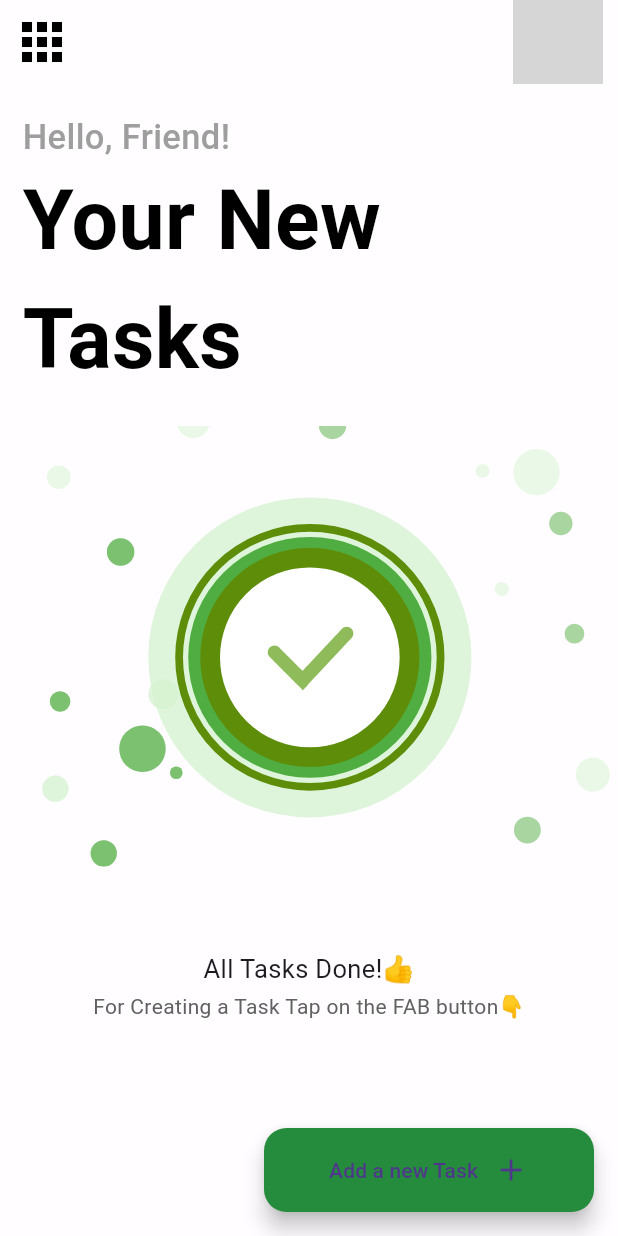
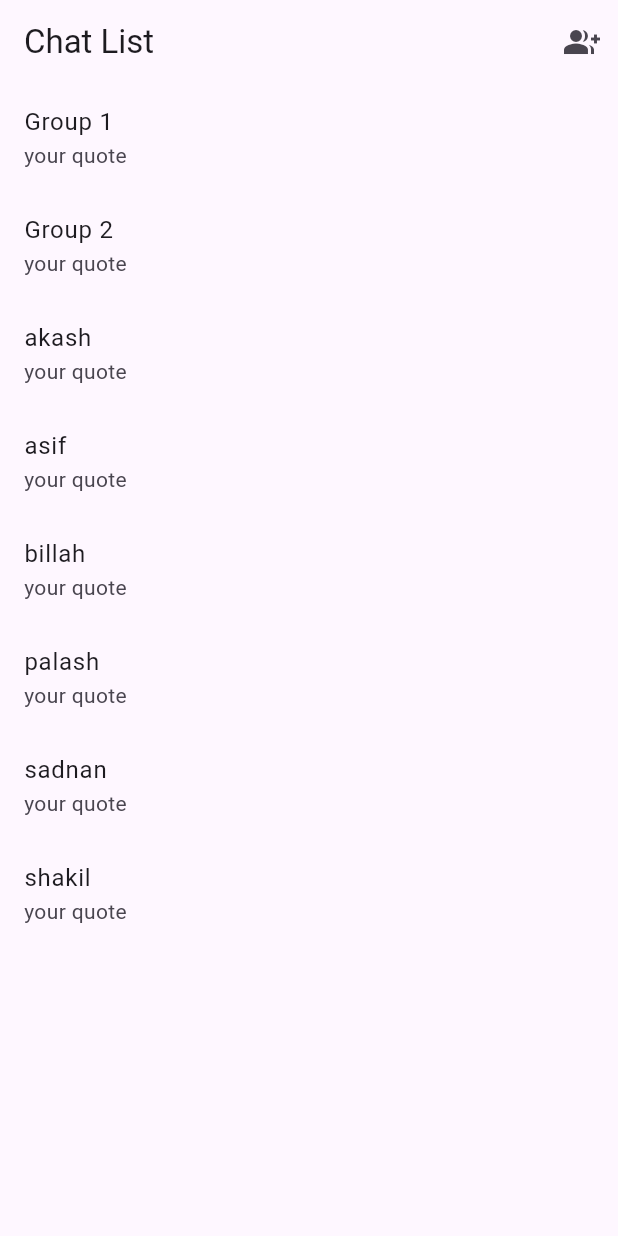
Before and after one commit to SadakatulShakil/TODos_task, a Flutter app: the screen it shows after launch, on a phone screen of 412 x 824 dp. Run offline on Flutter 3.47's test engine with Material 3 defaults, Android fonts, the phone set to English and light mode, and no system bars; our stand-ins replace animate_do, awesome_snackbar_content, cloud_firestore, connectivity_plus, firebase_core, flutter_slidable and 4 more; accounts and stored records are empty; grey boxes are pictures that could not be loaded.

Commit message:
chat bot ready for one to one or group chat

```diff
--- /dev/null
+++ b/lib/Chat/chat_list_page.dart
@@ -0,0 +1,104 @@
+import 'package:flutter/material.dart';
+
+import 'create_group_screen.dart';
+import 'group_chat_screen.dart';
+import 'model/combine_user_model.dart';
+import 'model/group_model.dart';
+import 'model/user.dart';
+import 'oneToOneChat_screen.dart';
+class ChatListPage extends StatefulWidget {
+  final String token;
+
+  ChatListPage({required this.token});
+
+  @override
+  _ChatListPageState createState() => _ChatListPageState();
+}
+
+class _ChatListPageState extends State<ChatListPage> {
+  List<User> _userList = [
+  User(name: 'shakil', email: 'shakil@gmail.com'),
+  User(name: 'akash', email: 'akash@gmail.com'),
+  User(name: 'palash', email: 'palash@gmail.com'),
+  User(name: 'sadnan', email: 'sadnan@gmail.com'),
+  User(name: 'billah', email: 'billah@gmail.com'),
+  User(name: 'asif', email: 'asif@gmail.com'),
+  ];
+
+  List<Group> _groups = [
+    Group(id: '1', name: 'Group 1', memberEmails: ['shakil@gmail.com', 'akash@gmail.com']),
+    Group(id: '2', name: 'Group 2', memberEmails: ['palash@gmail.com', 'shakil@gmail.com']),
+  ];
+
+  List<ChatItem> totalChatList = [];
+
+
+
+  @override
+  void initState() {
+    super.initState();
+    _fetchUserList();
+  }
+
+  Future<void> _fetchUserList() async {
+    // Add users to the chat list
+    totalChatList.addAll(_userList.map((user) => ChatItem(id: user.email, name: user.name, memberEmails: [user.email])));
+
+// Add groups to the chat list
+    totalChatList.addAll(_groups.map((group) => ChatItem(id: group.id, name: group.name, memberEmails: group.memberEmails)));
+
+// You can sort the chat list if needed
+    totalChatList.sort((a, b) => a.name.compareTo(b.name));
+  }
+
+  @override
+  Widget build(BuildContext context) {
+    return Scaffold(
+      appBar: AppBar(
+        title: Text('Chat List'),
+        actions: [
+          IconButton(
+            icon: Icon(Icons.group_add),
+            onPressed: () {
+              Navigator.push(
+                context,
+                MaterialPageRoute(
+                  builder: (context) => CreateGroupScreen(userList: _userList, token: widget.token),
+                ),
+              );
+            },
+          ),
+        ],
+      ),
+      body: totalChatList.isEmpty
+          ? Center(child: CircularProgressIndicator())
+          : ListView.builder(
+        itemCount: totalChatList.length,
+        itemBuilder: (context, index) {
+          final user = totalChatList[index];
+          return ListTile(
+            title: Text(user.name),
+            subtitle: Text('your quote'),
+            onTap: () {
+              // Navigate to chat screen with selected user
+              Navigator.push(
+                context,
+                MaterialPageRoute(
+                  builder: (context) {
+                    if (user.memberEmails.length > 1) {
+                      // Navigate to group chat screen
+                      return GroupChatScreen(groupId: user.id, groupName: user.name, token: widget.token);
+                    } else {
+                      // Navigate to normal chat screen
+                      return ChatScreen(currentUser: User(name: user.name, email: user.id), token: widget.token);
+                    }
+                  },
+                ),
+              );
+            },
+          );
+        },
+      ),
+    );
+  }
+}
--- /dev/null
+++ b/lib/Chat/model/combine_user_model.dart
@@ -0,0 +1,7 @@
+class ChatItem {
+  final String id;
+  final String name;
+  final List<String> memberEmails;
+
+  ChatItem({required this.id, required this.name, required this.memberEmails});
+}
--- /dev/null
+++ b/lib/Chat/model/group_model.dart
@@ -0,0 +1,23 @@
+class Group {
+  final String id;
+  final String name;
+  final List<String> memberEmails;
+
+  Group({required this.id, required this.name, required this.memberEmails});
+
+  factory Group.fromJson(Map<String, dynamic> json) {
+    return Group(
+      id: json['id'],
+      name: json['name'],
+      memberEmails: List<String>.from(json['memberEmails']),
+    );
+  }
+
+  Map<String, dynamic> toJson() {
+    return {
+      'id': id,
+      'name': name,
+      'memberEmails': memberEmails,
+    };
+  }
+}
--- /dev/null
+++ b/lib/Chat/model/user.dart
@@ -0,0 +1,13 @@
+class User {
+  final String name;
+  final String email;
+
+  User({required this.name, required this.email});
+
+  factory User.fromJson(Map<String, dynamic> json) {
+    return User(
+      name: json['name'],
+      email: json['email'],
+    );
+  }
+}
--- a/lib/welcome_screen.dart
+++ b/lib/welcome_screen.dart
@@ -3,6 +3,8 @@ import 'package:shared_preferences/shared_preferences.dart';
 import 'dart:async';
 
 import 'package:to_dos/home/homepage.dart';
+
+import 'Chat/chat_list_page.dart';
 
 class WelcomeScreen extends StatefulWidget {
   @override
@@ -28,9 +30,9 @@ class _WelcomeScreenState extends State<WelcomeScreen> {
       if(isFirstTime){
         _setFirstTime();
         Timer(Duration(seconds: 3), ()=>
-        Navigator.of(context).pushReplacement(MaterialPageRoute(builder: (Context)=>FinalView())));
+        Navigator.of(context).pushReplacement(MaterialPageRoute(builder: (Context)=>ChatListPage(token: 'fhghghhghjhhgjhjgjhjhgjhgjhgjhgjgjg',))));
       }else{
-        Navigator.of(context).pushReplacement(MaterialPageRoute(builder: (Context)=>FinalView()));
+        Navigator.of(context).pushReplacement(MaterialPageRoute(builder: (Context)=>ChatListPage(token: 'fhghghhghjhhgjhjgjhjhgjhgjhgjhgjgjg',)));
       }
     });
   }
--- a/pubspec.yaml
+++ b/pubspec.yaml
@@ -50,6 +50,7 @@ dev_dependencies:
   shared_preferences: ^2.2.2
   firebase_core: ^2.24.2
   cloud_firestore: ^4.14.0
+  firebase_auth: ^4.16.0
   connectivity_plus: ^5.0.2
   provider: ^6.1.1
   # The "flutter_lints" package below contains a set of recommended lints to
```
Also changed, not shown: lib/Chat/create_group_screen.dart (added, +75 -0 lines), lib/Chat/group_chat_screen.dart (added, +88 -0 lines), lib/Chat/model/chat_message_model.dart (added, +23 -0 lines), lib/Chat/model/group_chat_message_model.dart (added, +23 -0 lines), lib/Chat/oneToOneChat_screen.dart (added, +114 -0 lines), lib/Chat/services/firebase_service.dart (added, +107 -0 lines), pubspec.lock, 3 other files.
